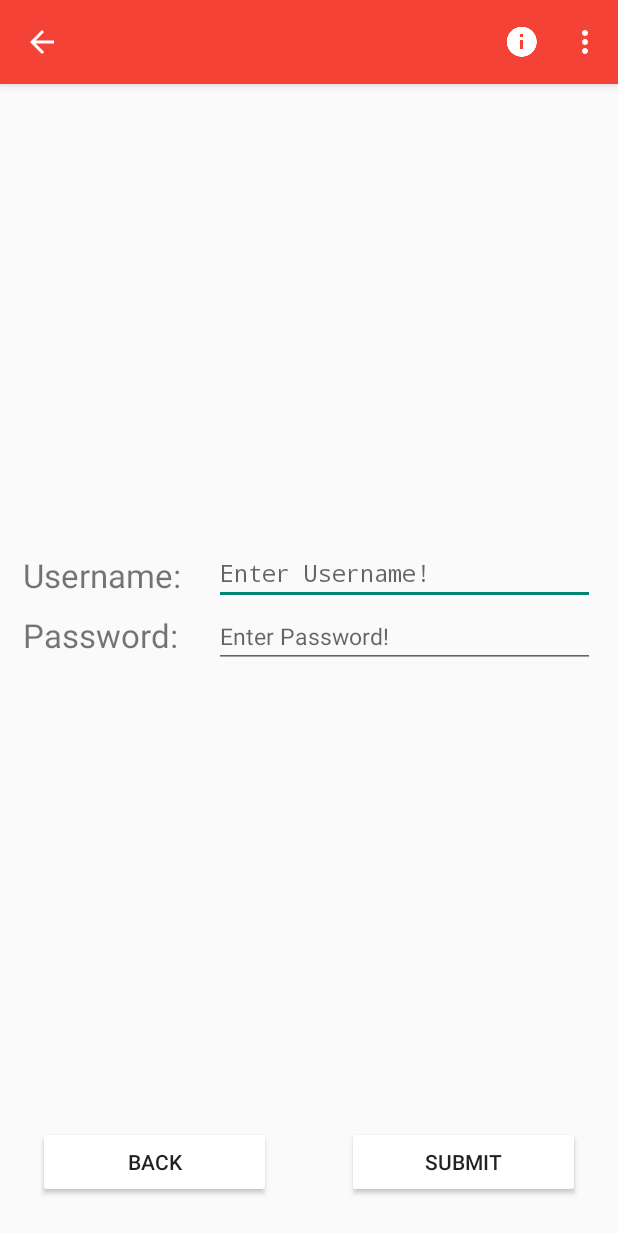
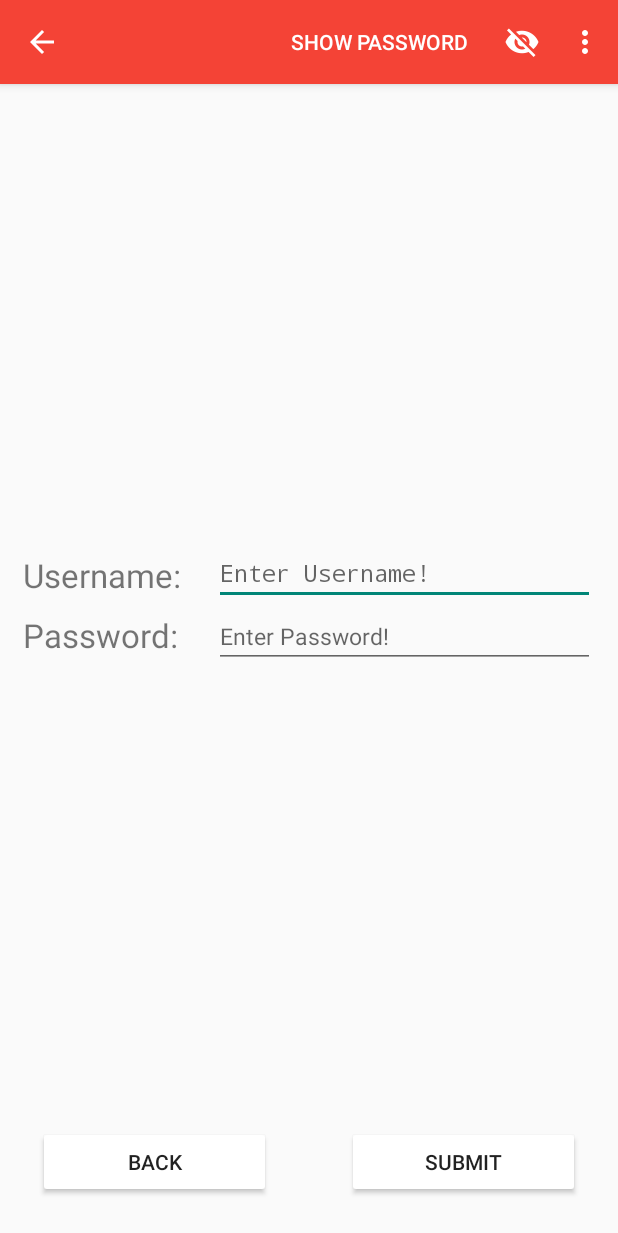
Before and after one commit to m4xwe11o/STM32KB, an Android app: the LoginScreen screen opened directly, with no data from a screen before it, after a tap on "List", on a phone screen of 412 x 824 dp. Shown: the top 1233 px of the screen. Run offline under Robolectric (Android 15) with nearby library versions, the phone set to English and light mode, and no system bars; 1 other tap on this screen came first.

Commit message:
changed the function show showing password

```diff
--- a/STM32KB/app/src/main/java/com/woodamax/stm32kb/LoginScreen.java
+++ b/STM32KB/app/src/main/java/com/woodamax/stm32kb/LoginScreen.java
@@ -3,6 +3,7 @@ package com.woodamax.stm32kb;
 import android.app.Activity;
 import android.graphics.Color;
 import android.graphics.drawable.ColorDrawable;
+import android.graphics.drawable.Drawable;
 import android.net.ConnectivityManager;
 import android.net.NetworkInfo;
 import android.support.v4.net.ConnectivityManagerCompat;
@@ -188,15 +189,20 @@ public class LoginScreen extends AppCompatActivity {
         password = (EditText) findViewById(R.id.login_user_password);
         //To change the color in the action bar we need to define the toolbar
         Toolbar toolbar = (Toolbar) findViewById(R.id.my_login_toolbar);
-        // handle arrow click here
+        Drawable myDrawableOn = getResources().getDrawable(R.drawable.ic_visibility_white_24dp);
+        Drawable myDrawableOff = getResources().getDrawable(R.drawable.ic_visibility_off_white_24dp);
+        //Need to be defined to change the visibilty icon when clicked on "show password"
+        MenuItem eyeList = toolbar.getMenu().findItem(R.id.login_menu_show_password);
+        //Handle arrow click here
         if (item.getItemId() == android.R.id.home) {
             finish(); // close this activity and return to preview activity (if there is any)
         }
-        if (item.getItemId() == R.id.login_menu_list){
+        if (item.getItemId() == R.id.login_menu_show_password || item.getItemId() == R.id.login_menu_show_password_text){
             if(password.getTransformationMethod()==null){
+                eyeList.setIcon(myDrawableOff);
                 password.setTransformationMethod(new PasswordTransformationMethod());
             }else{
-                Toast.makeText(LoginScreen.this,"Showing password",Toast.LENGTH_SHORT).show();
+                eyeList.setIcon(myDrawableOn);
                 password.setTransformationMethod(null);
             }
         }
--- a/STM32KB/app/src/main/res/menu/login_menue.xml
+++ b/STM32KB/app/src/main/res/menu/login_menue.xml
@@ -4,9 +4,15 @@
     xmlns:tools="http://schemas.android.com/tools"
     tools:context=".LoginScreen">
     <item
-        android:id="@+id/login_menu_list"
-        android:icon="@drawable/ic_info_white_24dp"
-        app:showAsAction="ifRoom"
+        android:id="@+id/login_menu_show_password_text"
+        android:title="Show password"
+        app:showAsAction="always">
+
+    </item>
+    <item
+        android:id="@+id/login_menu_show_password"
+        android:icon="@drawable/ic_visibility_off_white_24dp"
+        app:showAsAction="always"
         android:title="List">
     </item>
     <group
```
Also changed, not shown: STM32KB/app/src/main/res/drawable-hdpi/ic_visibility_off_white_24dp.png (added), STM32KB/app/src/main/res/drawable-hdpi/ic_visibility_white_24dp.png (added), STM32KB/app/src/main/res/drawable-mdpi/ic_visibility_off_white_24dp.png (added), STM32KB/app/src/main/res/drawable-mdpi/ic_visibility_white_24dp.png (added), STM32KB/app/src/main/res/drawable-xhdpi/ic_visibility_off_white_24dp.png (added), STM32KB/app/src/main/res/drawable-xhdpi/ic_visibility_white_24dp.png (added), STM32KB/app/src/main/res/drawable-xxhdpi/ic_visibility_off_white_24dp.png (added), STM32KB/app/src/main/res/drawable-xxhdpi/ic_visibility_white_24dp.png (added), STM32KB/app/src/main/res/drawable-xxxhdpi/ic_visibility_off_white_24dp.png (added), STM32KB/app/src/main/res/drawable-xxxhdpi/ic_visibility_white_24dp.png (added).
